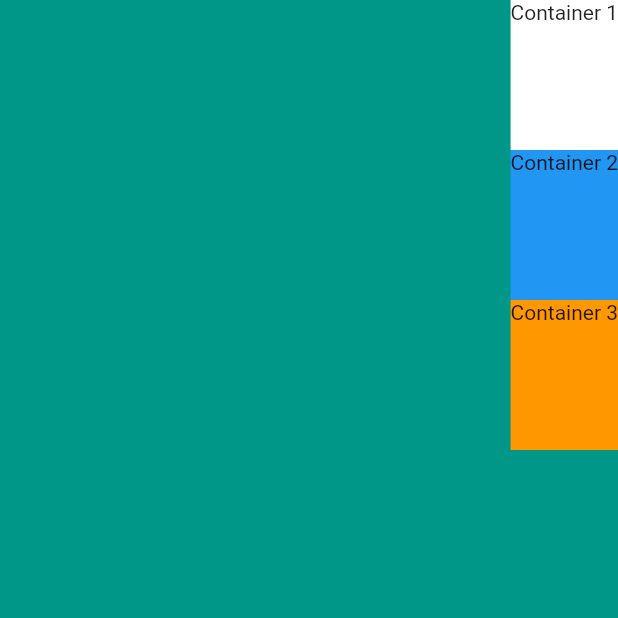
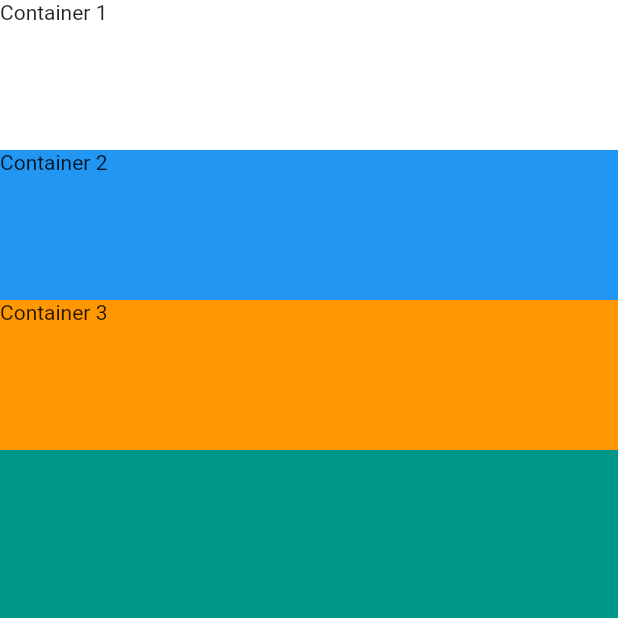
Before and after one commit to harkesneha94/flutter_widget_study, a Flutter app: the screen it shows after launch, on a phone screen of 412 x 824 dp, the top half of it. Run offline on Flutter 3.47's test engine with Material 2 defaults, Android fonts, the phone set to English and light mode, and no system bars.

Commit message:
Change crossAxisAlignments stretch

```diff
--- a/lib/main.dart
+++ b/lib/main.dart
@@ -16,25 +16,25 @@ class MyApp extends StatelessWidget {
         body: SafeArea(
           child: Column(
             // try to align at right
-            crossAxisAlignment: CrossAxisAlignment.end,
+            crossAxisAlignment: CrossAxisAlignment.stretch,
             children: <Widget>[
               Container(
                 height: 100,
+                width: double.infinity,
                 color : Colors.white,
                 child: Text('Container 1'),
               ),
               Container(
                 height: 100,
+                width: double.infinity,
                 color : Colors.blue,
                 child: Text('Container 2'),
               ),
               Container(
                 height: 100,
+                width: double.infinity,
                 color : Colors.orange,
                 child: Text('Container 3'),
-              ),
-              Container(
-                width: double.infinity,
               )
           ],
           ),
```
